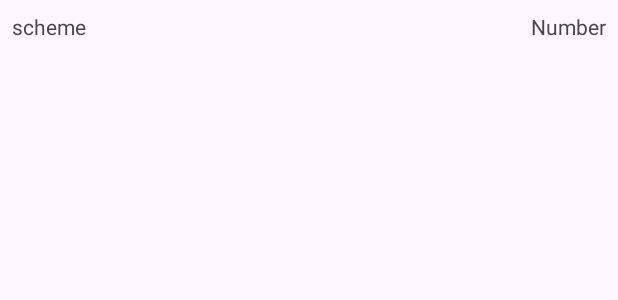
After one commit to ValentinPside/BINLIST, an Android app: the layout card_item.xml on its own in the app's theme, with its tools: preview values and no code run, on a phone screen of 412 x 824 dp. The commit adds this screen. Shown: the top 300 px of the screen. Run offline under Robolectric (Android 15) with nearby library versions, the phone set to English and light mode, and no system bars.

Commit message:
Card history part

```diff
--- a/app/src/main/java/com/example/binlist/data/db/CardEntity.kt
+++ b/app/src/main/java/com/example/binlist/data/db/CardEntity.kt
@@ -8,7 +8,7 @@ import androidx.room.PrimaryKey
     tableName = "cardTable"
 )
 data class CardEntity(
-    @PrimaryKey(autoGenerate = true)
+    @PrimaryKey
     @ColumnInfo(name = "id")
     val id: Int,
     @ColumnInfo(name = "scheme")
--- /dev/null
+++ b/app/src/main/java/com/example/binlist/domain/models/RvCard.kt
@@ -0,0 +1,6 @@
+package com.example.binlist.domain.models
+
+data class RvCard(
+    val scheme: String,
+    val number: String
+)
--- /dev/null
+++ b/app/src/main/res/layout/card_item.xml
@@ -0,0 +1,25 @@
+<?xml version="1.0" encoding="utf-8"?>
+<androidx.constraintlayout.widget.ConstraintLayout xmlns:android="http://schemas.android.com/apk/res/android"
+    android:layout_width="match_parent"
+    android:layout_height="wrap_content"
+    xmlns:app="http://schemas.android.com/apk/res-auto"
+    android:padding="8dp">
+
+    <TextView
+        android:id="@+id/scheme"
+        android:layout_width="wrap_content"
+        android:layout_height="wrap_content"
+        android:text="scheme"
+        app:layout_constraintBottom_toBottomOf="parent"
+        app:layout_constraintStart_toStartOf="parent"
+        app:layout_constraintTop_toTopOf="parent" />
+
+    <TextView
+        android:id="@+id/number"
+        android:layout_width="wrap_content"
+        android:layout_height="wrap_content"
+        android:text="Number"
+        app:layout_constraintBottom_toBottomOf="parent"
+        app:layout_constraintEnd_toEndOf="parent"
+        app:layout_constraintTop_toTopOf="parent" />
+</androidx.constraintlayout.widget.ConstraintLayout>
```
Also changed, not shown: app/src/main/java/com/example/binlist/data/DbRepositoryImpl.kt (added, +26 -0 lines), app/src/main/java/com/example/binlist/data/db/MainDb.kt (+2 -20 lines), app/src/main/java/com/example/binlist/di/AppComponent.kt (+6 -1 lines), app/src/main/java/com/example/binlist/di/DbModule.kt (added, +18 -0 lines), app/src/main/java/com/example/binlist/di/DbRepositoryModule.kt (added, +14 -0 lines), app/src/main/java/com/example/binlist/di/HistoryComponent.kt (added, +11 -0 lines), app/src/main/java/com/example/binlist/domain/DbRepository.kt (added, +13 -0 lines), app/src/main/java/com/example/binlist/presentation/Adapter.kt (added, +44 -0 lines), app/src/main/java/com/example/binlist/presentation/HistoryFragment.kt (+54 -13 lines), app/src/main/java/com/example/binlist/presentation/HistoryViewModel.kt (+40 -2 lines), app/src/main/java/com/example/binlist/presentation/SearchViewModel.kt (+6 -1 lines), app/src/main/java/com/example/binlist/utils/Mapper.kt (+32 -11 lines), app/src/main/res/layout/fragment_history.xml (+20 -5 lines).
